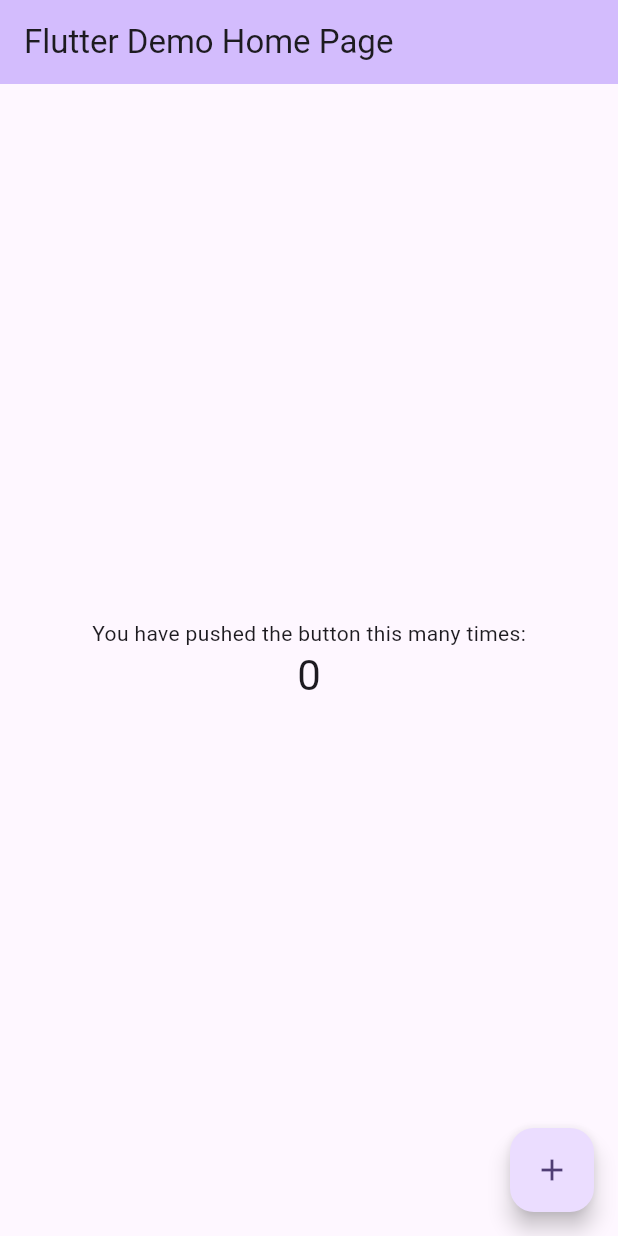
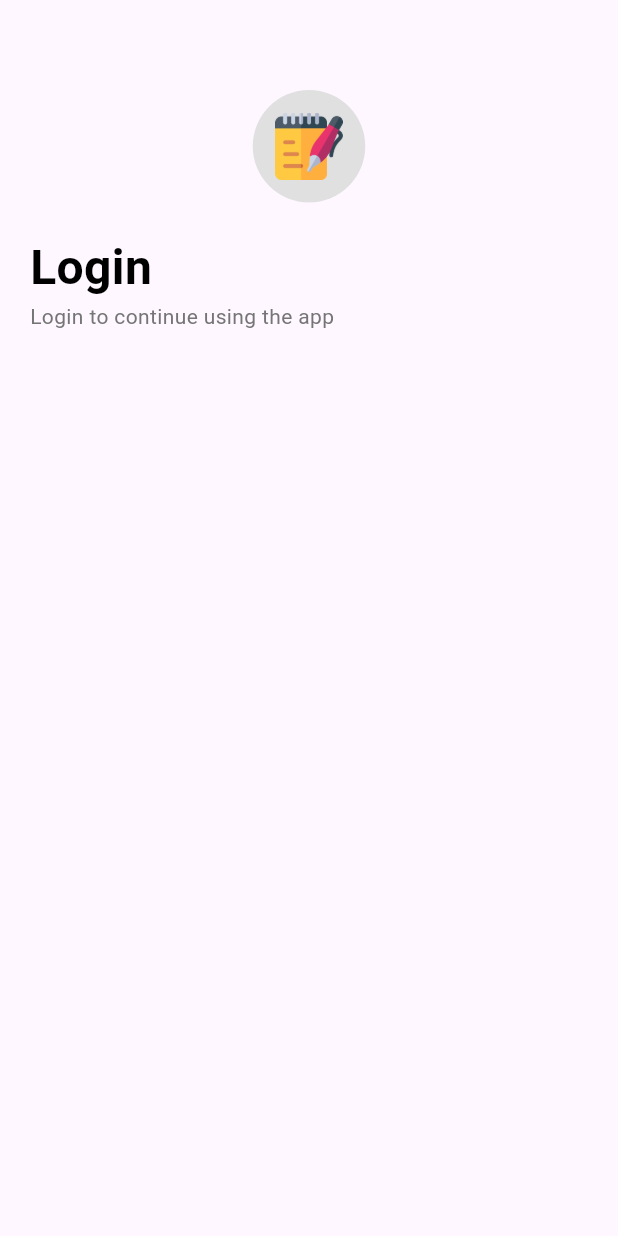
Before and after one commit to MohammedGhazaly/todo__firebase, a Flutter app: the screen it shows after launch, on a phone screen of 412 x 824 dp. Run offline on Flutter 3.47's test engine with Material 2 defaults, Android fonts, the phone set to English and light mode, and no system bars; our stand-ins replace firebase_core; accounts and stored records are empty.

Commit message:
Added firebase to the app and started working on login screen

```diff
--- a/lib/main.dart
+++ b/lib/main.dart
@@ -1,6 +1,11 @@
 import 'package:flutter/material.dart';
+import 'package:firebase_core/firebase_core.dart';
+import 'package:todo_firebase/firebase_options.dart';
+import 'package:todo_firebase/views/auths/login.dart';
 
-void main() {
+void main() async {
+  WidgetsFlutterBinding.ensureInitialized();
+  await Firebase.initializeApp(options: DefaultFirebaseOptions.currentPlatform);
   runApp(const MyApp());
 }
 
@@ -11,115 +16,12 @@ class MyApp extends StatelessWidget {
   @override
   Widget build(BuildContext context) {
     return MaterialApp(
+      debugShowCheckedModeBanner: false,
       title: 'Flutter Demo',
       theme: ThemeData(
-        // This is the theme of your application.
-        //
-        // TRY THIS: Try running your application with "flutter run". You'll see
-        // the application has a blue toolbar. Then, without quitting the app,
-        // try changing the seedColor in the colorScheme below to Colors.green
-        // and then invoke "hot reload" (save your changes or press the "hot
-        // reload" button in a Flutter-supported IDE, or press "r" if you used
-        // the command line to start the app).
-        //
-        // Notice that the counter didn't reset back to zero; the application
-        // state is not lost during the reload. To reset the state, use hot
-        // restart instead.
-        //
-        // This works for code too, not just values: Most code changes can be
-        // tested with just a hot reload.
-        colorScheme: ColorScheme.fromSeed(seedColor: Colors.deepPurple),
         useMaterial3: true,
       ),
-      home: const MyHomePage(title: 'Flutter Demo Home Page'),
+      home: const Login(),
     );
   }
 }
-
-class MyHomePage extends StatefulWidget {
-  const MyHomePage({super.key, required this.title});
-
-  // This widget is the home page of your application. It is stateful, meaning
-  // that it has a State object (defined below) that contains fields that affect
-  // how it looks.
-
-  // This class is the configuration for the state. It holds the values (in this
-  // case the title) provided by the parent (in this case the App widget) and
-  // used by the build method of the State. Fields in a Widget subclass are
-  // always marked "final".
-
-  final String title;
-
-  @override
-  State<MyHomePage> createState() => _MyHomePageState();
-}
-
-class _MyHomePageState extends State<MyHomePage> {
-  int _counter = 0;
-
-  void _incrementCounter() {
-    setState(() {
-      // This call to setState tells the Flutter framework that something has
-      // changed in this State, which causes it to rerun the build method below
-      // so that the display can reflect the updated values. If we changed
-      // _counter without calling setState(), then the build method would not be
-      // called again, and so nothing would appear to happen.
-      _counter++;
-    });
-  }
-
-  @override
-  Widget build(BuildContext context) {
-    // This method is rerun every time setState is called, for instance as done
-    // by the _incrementCounter method above.
-    //
-    // The Flutter framework has been optimized to make rerunning build methods
-    // fast, so that you can just rebuild anything that needs updating rather
-    // than having to individually change instances of widgets.
-    return Scaffold(
-      appBar: AppBar(
-        // TRY THIS: Try changing the color here to a specific color (to
-        // Colors.amber, perhaps?) and trigger a hot reload to see the AppBar
-        // change color while the other colors stay the same.
-        backgroundColor: Theme.of(context).colorScheme.inversePrimary,
-        // Here we take the value from the MyHomePage object that was created by
-        // the App.build method, and use it to set our appbar title.
-        title: Text(widget.title),
-      ),
-      body: Center(
-        // Center is a layout widget. It takes a single child and positions it
-        // in the middle of the parent.
-        child: Column(
-          // Column is also a layout widget. It takes a list of children and
-          // arranges them vertically. By default, it sizes itself to fit its
-          // children horizontally, and tries to be as tall as its parent.
-          //
-          // Column has various properties to control how it sizes itself and
-          // how it positions its children. Here we use mainAxisAlignment to
-          // center the children vertically; the main axis here is the vertical
-          // axis because Columns are vertical (the cross axis would be
-          // horizontal).
-          //
-          // TRY THIS: Invoke "debug painting" (choose the "Toggle Debug Paint"
-          // action in the IDE, or press "p" in the console), to see the
-          // wireframe for each widget.
-          mainAxisAlignment: MainAxisAlignment.center,
-          children: <Widget>[
-            const Text(
-              'You have pushed the button this many times:',
-            ),
-            Text(
-              '$_counter',
-              style: Theme.of(context).textTheme.headlineMedium,
-            ),
-          ],
-        ),
-      ),
-      floatingActionButton: FloatingActionButton(
-        onPressed: _incrementCounter,
-        tooltip: 'Increment',
-        child: const Icon(Icons.add),
-      ), // This trailing comma makes auto-formatting nicer for build methods.
-    );
-  }
-}
--- /dev/null
+++ b/lib/views/auths/login.dart
@@ -0,0 +1,59 @@
+import 'package:flutter/material.dart';
+
+class Login extends StatelessWidget {
+  const Login({super.key});
+
+  @override
+  Widget build(BuildContext context) {
+    return Scaffold(
+      body: SafeArea(
+        child: Padding(
+          padding: const EdgeInsets.all(20),
+          child: SingleChildScrollView(
+            child: Column(
+              crossAxisAlignment: CrossAxisAlignment.stretch,
+              children: [
+                SizedBox(
+                  height: 40,
+                ),
+                Align(
+                  alignment: Alignment.center,
+                  child: Container(
+                    width: 75,
+                    height: 75,
+                    decoration: BoxDecoration(
+                        color: Colors.grey[300],
+                        borderRadius: BorderRadius.circular(100)),
+                    child: Center(
+                      child: Image.asset(
+                        "assets/images/logo.png",
+                        width: 45,
+                        height: 45,
+                        fit: BoxFit.contain,
+                      ),
+                    ),
+                  ),
+                ),
+                const SizedBox(
+                  height: 20,
+                ),
+                const Text(
+                  "Login",
+                  style: TextStyle(
+                    color: Colors.black,
+                    fontWeight: FontWeight.w600,
+                    fontSize: 32,
+                  ),
+                ),
+                Text(
+                  "Login to continue using the app",
+                  style: TextStyle(color: Colors.grey[600]),
+                )
+              ],
+            ),
+          ),
+        ),
+      ),
+    );
+  }
+}
--- /dev/null
+++ b/lib/views/auths/signup.dart
@@ -0,0 +1,10 @@
+import 'package:flutter/material.dart';
+
+class SignUp extends StatelessWidget {
+  const SignUp({super.key});
+
+  @override
+  Widget build(BuildContext context) {
+    return const Placeholder();
+  }
+}
```
Also changed, not shown: pubspec.yaml (+12 -22 lines), assets/images/logo.png (added), lib/firebase_options.dart (added), pubspec.lock, 7 other files.
